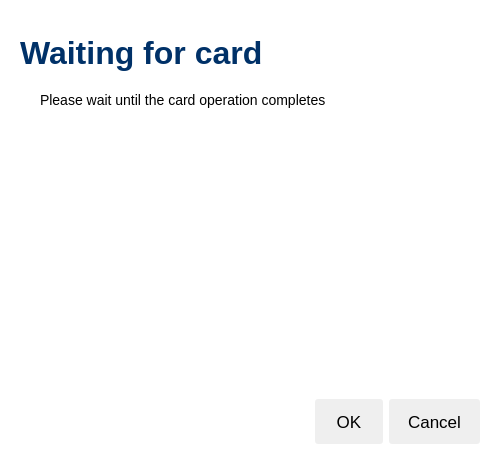
Before: the Qt Designer form src/ui/dialog.ui in web-eid/web-eid-app, drawn with Qt 5.
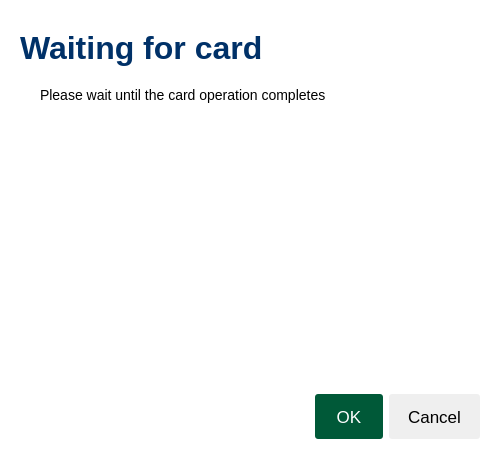
After: the same form once the commit is applied. Icons and pictures are not drawn. Custom widgets are drawn as their Qt base class.

Patch:
```diff
--- a/src/ui/dialog.ui
+++ b/src/ui/dialog.ui
@@ -42,6 +42,14 @@
 QPushButton::hover, QPushButton::focus {
 background-color: #DEDEDE;
 }
+QPushButton:default {
+color: white;
+background-color: #005938;
+}
+QPushButton::hover:default, QPushButton::focus:default {
+color: white;
+background-color: #004B2F;
+}
 #waitingPageTitleLabel, #messagePageTitleLabel, #selectCertificatePageTitleLabel, #pinInputPageTitleLabel {
 color: #003168;
 font-size: 32px;
@@ -55,22 +63,20 @@
 }
 QListWidget {
 border: 0;
+icon-size: 45px 29px;
 }
 QListWidget::item {
 border: 1px solid rgba(0,49,104,0.1);
 background-color: #F5F5F5;
 color: black;
-border-radius: 25px;
+border-radius: 35px;
 margin-bottom: 6px;
-padding: 6px;
+min-height: 70px;
+padding: 0px 15px 0px 15px;
 }
 QListWidget::item:selected {
 border: 2px solid #113F8E;
-background-color: #F5F5F5;
-color: black;
-border-radius: 25px;
-margin-bottom: 6px;
-padding: 6px;
+padding: 0px 14px 0px 14px;
 }
 #pinInput {
 border: 2px solid #113F8E;
@@ -95,7 +101,7 @@
     <number>20</number>
    </property>
    <property name="topMargin">
-    <number>35</number>
+    <number>30</number>
    </property>
    <property name="rightMargin">
     <number>20</number>
```
